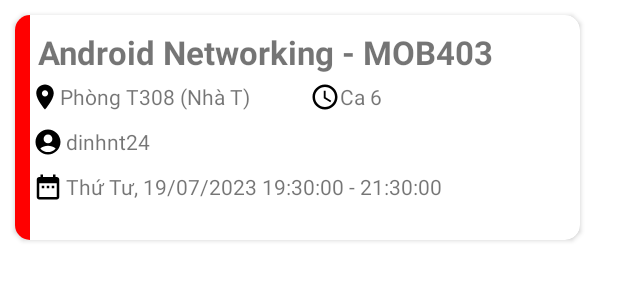
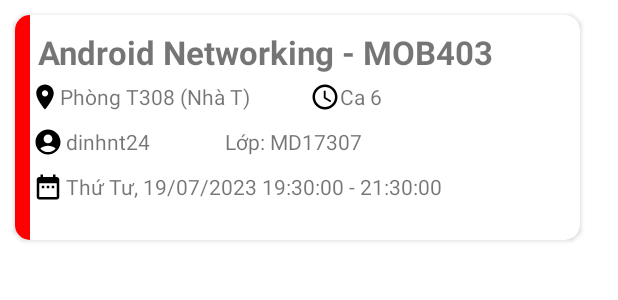
Before and after one commit to SonHyBuild/MyFPL, an Android app: the layout item_lich_hoc.xml on its own in the app's theme, with its tools: preview values and no code run, on a phone screen of 412 x 824 dp. Shown: the top 300 px of the screen. Run offline under Robolectric (Android 15) with nearby library versions, the light colour scheme and no system bars.

Commit message:
Edit Giao diện Lại xíu
Ok chưa

```diff
--- a/app/src/main/java/com/example/myfpl/services/APIService.java
+++ b/app/src/main/java/com/example/myfpl/services/APIService.java
@@ -15,7 +15,7 @@ public interface APIService {
     // api get list
     //http://localhost/API_MYFPL/api/GetList.php
 
-    String base_link="http://172.16.79.4/API_MYFPL/api/";
+    String base_link="http://192.168.1.10/API_MYFPL/api/";
 
 
 
--- a/app/src/main/res/layout/item_lich_hoc.xml
+++ b/app/src/main/res/layout/item_lich_hoc.xml
@@ -17,6 +17,7 @@
             android:layout_width="10dp"
             android:layout_height="match_parent"/>
         <LinearLayout
+            android:id="@+id/btnShow"
             android:layout_weight="9"
             android:layout_width="0dp"
             android:layout_height="wrap_content"
@@ -56,6 +57,12 @@
                     android:layout_width="wrap_content"
                     android:layout_height="30dp"/>
             </LinearLayout>
+
+            <LinearLayout
+                android:id="@+id/layoutShow"
+                android:layout_width="match_parent"
+                android:layout_height="wrap_content"
+                android:orientation="vertical">
                 <LinearLayout
                     android:layout_width="match_parent"
                     android:layout_height="wrap_content"
@@ -72,7 +79,13 @@
                         android:layout_width="wrap_content"
                         android:layout_height="wrap_content"
                         android:layout_marginLeft="2dp"
-                    android:text="dinhnt24" />
+                        android:text="dinhnt24"/>
+                    <TextView
+                        android:id="@+id/txtLopLH"
+                        android:text="Lớp: MD17307"
+                        android:layout_marginLeft="50dp"
+                        android:layout_width="wrap_content"
+                        android:layout_height="match_parent"/>
                 </LinearLayout>
                 <LinearLayout
                     android:layout_width="match_parent"
@@ -93,6 +106,10 @@
                         android:text="Thứ Tư, 19/07/2023 19:30:00 - 21:30:00" />
                 </LinearLayout>
 
+            </LinearLayout>
+
+
+
 
         </LinearLayout>
 
```
Also changed, not shown: app/src/main/java/com/example/myfpl/adapter/LichHocAdapter.java (+21 -1 lines), app/src/main/java/com/example/myfpl/adapter/LichThiAdapter.java (+20 -1 lines), app/src/main/res/layout/item_lich_thi.xml (+15 -1 lines). Lines whose indentation alone changed are shown as unchanged.
